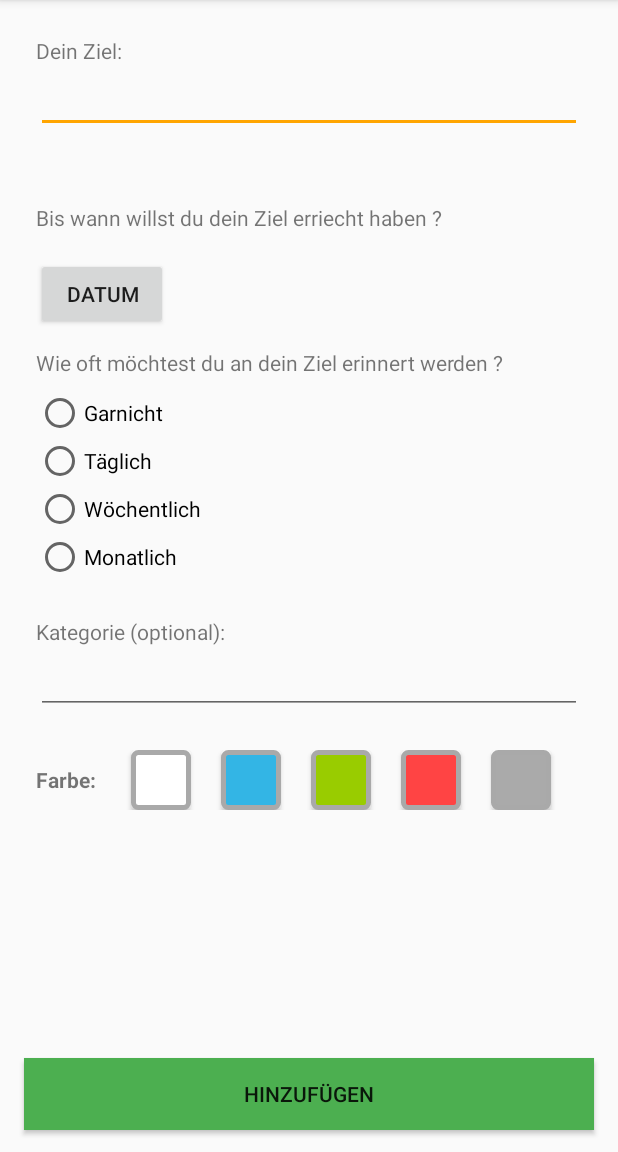
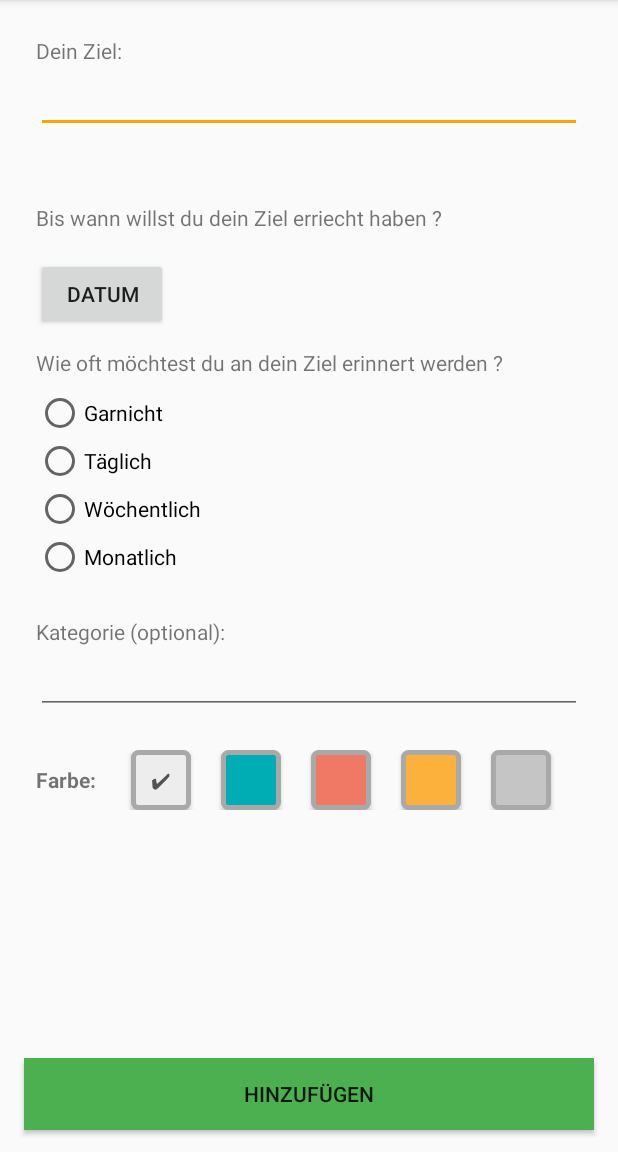
Before and after one commit to Timii-i/Habits, an Android app: the screen it shows after launch (CreateGoalActivity), after a tap on an icon or button, on a phone screen of 412 x 824 dp, the part 84-1236 px from its top. Run offline under Robolectric (Android 15) with nearby library versions, the phone set to English and light mode, and no system bars.

Commit message:
code: changed the colors for the goals, implemented a small symbol to see what color is checked right now

```diff
--- a/app/src/main/java/com/example/habits/Goals/CreateGoalActivity.kt
+++ b/app/src/main/java/com/example/habits/Goals/CreateGoalActivity.kt
@@ -2,6 +2,7 @@ package com.example.habits.Goals
 
 import android.app.DatePickerDialog
 import android.os.Bundle
+import android.widget.Button
 import android.widget.RadioButton
 import android.widget.Toast
 import androidx.appcompat.app.AppCompatActivity
@@ -14,7 +15,6 @@ import kotlinx.android.synthetic.main.create_goal.ZielErinnerung
 import kotlinx.android.synthetic.main.create_goal.ZielErinnerungRadioGroup
 import kotlinx.android.synthetic.main.create_goal.ZielName
 import kotlinx.android.synthetic.main.create_goal.ZielNameEingabe
-import kotlinx.android.synthetic.main.edit_goal.*
 import java.text.SimpleDateFormat
 import java.util.*
 
@@ -53,18 +53,33 @@ class CreateGoalActivity() : AppCompatActivity() {
         // Actions when a color is pressed
         ZielFarbeStandard.setOnClickListener {
             color = "Standard"
+
+            uncheckColors(ZielFarbeBlau, ZielFarbeRot, ZielFarbeOrange, ZielFarbeGrau)
+            ZielFarbeStandard.text = "✔"
         }
-        ZielFarbeHellblau.setOnClickListener {
-            color = "Hellblau"
+        ZielFarbeBlau.setOnClickListener {
+            color = "Blau"
+
+            uncheckColors(ZielFarbeStandard, ZielFarbeRot, ZielFarbeOrange, ZielFarbeGrau)
+            ZielFarbeBlau.text = "✔"
         }
-        ZielFarbeHellgrün.setOnClickListener {
-            color = "Hellgrün"
+        ZielFarbeRot.setOnClickListener {
+            color = "Rot"
+
+            uncheckColors(ZielFarbeBlau, ZielFarbeStandard, ZielFarbeOrange, ZielFarbeGrau)
+            ZielFarbeRot.text = "✔"
         }
-        ZielFarbeHellrot.setOnClickListener {
-            color = "Hellrot"
+        ZielFarbeOrange.setOnClickListener {
+            color = "Orange"
+
+            uncheckColors(ZielFarbeBlau, ZielFarbeRot, ZielFarbeStandard, ZielFarbeGrau)
+            ZielFarbeOrange.text = "✔"
         }
-        ZielFarbeDunkelgrau.setOnClickListener {
-            color = "Dunkelgrau"
+        ZielFarbeGrau.setOnClickListener {
+            color = "Grau"
+
+            uncheckColors(ZielFarbeBlau, ZielFarbeRot, ZielFarbeOrange, ZielFarbeStandard)
+            ZielFarbeGrau.text = "✔"
         }
 
         // Action when "Hinzufügen" button is pressed
@@ -106,4 +121,11 @@ class CreateGoalActivity() : AppCompatActivity() {
             }
         }
     }
+
+    private fun uncheckColors(button1: Button, button2: Button, button3: Button, button4: Button) {
+        button1.text = ""
+        button2.text = ""
+        button3.text = ""
+        button4.text = ""
+    }
 }
--- a/app/src/main/java/com/example/habits/Goals/FragmentGoals.kt
+++ b/app/src/main/java/com/example/habits/Goals/FragmentGoals.kt
@@ -60,8 +60,7 @@ class FragmentGoals : Fragment() {
                     "adadada",
                     "15.08.2020",
                     "Garnicht",
-                    "",
-                    "Hellblau"
+                    ""
                 )
             )
             goalList.add(
@@ -69,7 +68,8 @@ class FragmentGoals : Fragment() {
                     "123",
                     "69.03.2069",
                     "Täglich",
-                    "Haushalt"
+                    "Haushalt",
+                    "Blau"
                 )
             )
             goalList.add(
@@ -78,7 +78,7 @@ class FragmentGoals : Fragment() {
                     "69.03.2069",
                     "Monatlich",
                     "ExtremlangeKategorie",
-                    "Hellgrün"
+                    "Rot"
                 )
             )
             goalList.add(
@@ -87,7 +87,7 @@ class FragmentGoals : Fragment() {
                     "42.01.2420",
                     "Garnicht",
                     "Haushalt",
-                    "Dunkelgrau"
+                    "Orange"
                 )
             )
             goalList.add(
@@ -96,7 +96,7 @@ class FragmentGoals : Fragment() {
                     "77.99.1366",
                     "Täglich",
                     "",
-                    "Hellrot"
+                    "Grau"
                 )
             )
         }
--- a/app/src/main/java/com/example/habits/ui/adapters/GoalAdapter.kt
+++ b/app/src/main/java/com/example/habits/ui/adapters/GoalAdapter.kt
@@ -5,6 +5,7 @@ import android.content.Context
 import android.content.DialogInterface
 import android.content.Intent
 import android.graphics.Color
+import android.graphics.drawable.GradientDrawable
 import android.view.LayoutInflater
 import android.view.View
 import android.view.ViewGroup
@@ -13,12 +14,12 @@ import android.widget.ImageView
 import android.widget.RelativeLayout
 import android.widget.TextView
 import androidx.recyclerview.widget.RecyclerView
-import com.example.habits.*
 import com.example.habits.Goals.EditGoalActivity
 import com.example.habits.Goals.FragmentGoals.Companion.goalList
 import com.example.habits.Goals.Goal
+import com.example.habits.R
 import kotlinx.android.synthetic.main.goal_list_item.view.*
-import org.jetbrains.anko.find
+
 
 class GoalAdapter (private val items: ArrayList<Goal>, private val context: Context?): RecyclerView.Adapter<GoalViewHolder>() {
 
@@ -56,15 +57,15 @@ class GoalAdapter (private val items: ArrayList<Goal>, private val context: Cont
     // Function to set the background for each goal
     private fun setBackground(holder: GoalViewHolder, position: Int) {
         if (items[position].Color == "" || items[position].Color == "Standard") {
-            holder.layout.setBackgroundColor(Color.WHITE)
-        } else if (items[position].Color == "Hellblau") {
-            holder.layout.setBackgroundColor(Color.parseColor("#ff33b5e5"))
-        } else if (items[position].Color == "Hellgrün") {
-            holder.layout.setBackgroundColor(Color.parseColor("#ff99cc00"))
-        } else if (items[position].Color == "Hellrot") {
-            holder.layout.setBackgroundColor(Color.parseColor("#ffff4444"))
-        } else if (items[position].Color == "Dunkelgrau") {
-            holder.layout.setBackgroundColor(Color.parseColor("#ffaaaaaa"))
+            holder.layout.setBackgroundColor(Color.parseColor("#ededed"))
+        } else if (items[position].Color == "Blau") {
+            holder.layout.setBackgroundColor(Color.parseColor("#00adb5"))
+        } else if (items[position].Color == "Rot") {
+            holder.layout.setBackgroundColor(Color.parseColor("#F07966"))
+        } else if (items[position].Color == "Orange") {
+            holder.layout.setBackgroundColor(Color.parseColor("#fbb13c"))
+        } else if (items[position].Color == "Grau") {
+            holder.layout.setBackgroundColor(Color.parseColor("#C5C5C5"))
         }
     }
 
--- a/app/src/main/res/drawable/button_lightgreen.xml
+++ b/app/src/main/res/drawable/button_blue.xml
@@ -1,7 +1,7 @@
 <?xml version="1.0" encoding="utf-8"?>
 <shape xmlns:android="http://schemas.android.com/apk/res/android"
     android:shape="rectangle">
-    <solid android:color="@android:color/holo_green_light"/>
+    <solid android:color="#00adb5"/>
     <corners android:radius="3dp" />
     <stroke android:width="5px" android:color="#A9A9A9" />
 </shape>
--- a/app/src/main/res/drawable/button_lightblue.xml
+++ b/app/src/main/res/drawable/button_gray.xml
@@ -1,7 +1,7 @@
 <?xml version="1.0" encoding="utf-8"?>
 <shape xmlns:android="http://schemas.android.com/apk/res/android"
     android:shape="rectangle">
-    <solid android:color="@android:color/holo_blue_light"/>
+    <solid android:color="#C5C5C5"/>
     <corners android:radius="3dp" />
     <stroke android:width="5px" android:color="#A9A9A9" />
 </shape>
--- a/app/src/main/res/drawable/button_lightred.xml
+++ b/app/src/main/res/drawable/button_orange.xml
@@ -1,7 +1,7 @@
 <?xml version="1.0" encoding="utf-8"?>
 <shape xmlns:android="http://schemas.android.com/apk/res/android"
     android:shape="rectangle">
-    <solid android:color="@android:color/holo_red_light"/>
+    <solid android:color="#fbb13c"/>
     <corners android:radius="3dp" />
     <stroke android:width="5px" android:color="#A9A9A9" />
 </shape>
--- a/app/src/main/res/drawable/button_darkgrey.xml
+++ b/app/src/main/res/drawable/button_red.xml
@@ -1,7 +1,7 @@
 <?xml version="1.0" encoding="utf-8"?>
 <shape xmlns:android="http://schemas.android.com/apk/res/android"
     android:shape="rectangle">
-    <solid android:color="@android:color/darker_gray"/>
+    <solid android:color="#F07966"/>
     <corners android:radius="3dp" />
     <stroke android:width="5px" android:color="#A9A9A9" />
 </shape>
--- a/app/src/main/res/drawable/button_standard.xml
+++ b/app/src/main/res/drawable/button_standard.xml
@@ -1,7 +1,7 @@
 <?xml version="1.0" encoding="utf-8"?>
 <shape xmlns:android="http://schemas.android.com/apk/res/android"
     android:shape="rectangle">
-    <solid android:color="@color/cardview_light_background"/>
+    <solid android:color="#ededed"/>
     <corners android:radius="3dp" />
     <stroke android:width="5px" android:color="#A9A9A9" />
 </shape>
--- a/app/src/main/res/layout/create_goal.xml
+++ b/app/src/main/res/layout/create_goal.xml
@@ -231,10 +231,9 @@
         <TextView
             android:layout_width="wrap_content"
             android:layout_height="wrap_content"
-            android:layout_marginEnd="10dp"
-            android:layout_marginRight="10dp"
             android:text="Farbe: "
-            android:textStyle="bold" />
+            android:textStyle="bold"
+            android:layout_marginRight="10dp" />
 
         <Button
             android:id="@+id/ZielFarbeStandard"
@@ -242,39 +241,49 @@
             android:layout_height="40dp"
             android:layout_marginLeft="10dp"
             android:layout_marginRight="10dp"
-            android:background="@drawable/button_standard" />
+            android:background="@drawable/button_standard"
+            android:text="✔"
+            android:textColor="#535353" />
 
         <Button
-            android:id="@+id/ZielFarbeHellblau"
+            android:id="@+id/ZielFarbeBlau"
             android:layout_width="40dp"
             android:layout_height="40dp"
             android:layout_marginLeft="10dp"
             android:layout_marginRight="10dp"
-            android:background="@drawable/button_lightblue" />
+            android:background="@drawable/button_blue"
+            android:text=""
+            android:textColor="#535353"/>
 
         <Button
-            android:id="@+id/ZielFarbeHellgrün"
+            android:id="@+id/ZielFarbeRot"
             android:layout_width="40dp"
             android:layout_height="40dp"
             android:layout_marginLeft="10dp"
             android:layout_marginRight="10dp"
-            android:background="@drawable/button_lightgreen" />
+            android:background="@drawable/button_red"
+            android:text=""
+            android:textColor="#535353"/>
 
         <Button
-            android:id="@+id/ZielFarbeHellrot"
+            android:id="@+id/ZielFarbeOrange"
             android:layout_width="40dp"
             android:layout_height="40dp"
             android:layout_marginLeft="10dp"
             android:layout_marginRight="10dp"
-            android:background="@drawable/button_lightred" />
+            android:background="@drawable/button_orange"
+            android:text=""
+            android:textColor="#535353"/>
 
         <Button
-            android:id="@+id/ZielFarbeDunkelgrau"
+            android:id="@+id/ZielFarbeGrau"
             android:layout_width="40dp"
             android:layout_height="40dp"
             android:layout_marginLeft="10dp"
             android:layout_marginRight="10dp"
-            android:background="@drawable/button_darkgrey" />
+            android:background="@drawable/button_gray"
+            android:text=""
+            android:textColor="#535353"/>
 
     </LinearLayout>
 
```
Also changed, not shown: app/src/main/java/com/example/habits/Goals/EditGoalActivity.kt (+31 -8 lines), app/src/main/res/layout/edit_goal.xml (+19 -9 lines).
